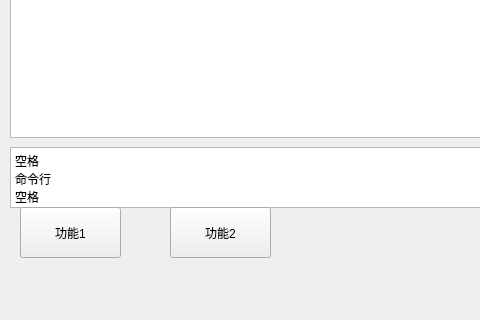
The window that easyssh/pagecmd.ui (orange2c/easyssh) describes before a commit, drawn with Qt 5; both pictures show x 0 to 480 and y 143 to 463 of the 1175 by 463 pixel window.
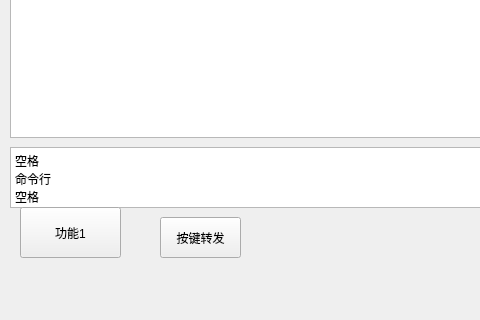
The same window after the commit.

Commit message: 发现vim操作时存在的逻辑问题，保存，准备优化

The edit to the form file:
```diff
--- a/easyssh/pagecmd.ui
+++ b/easyssh/pagecmd.ui
@@ -43,14 +43,14 @@
    <widget class="QPushButton" name="Button2">
     <property name="geometry">
      <rect>
-      <x>170</x>
-      <y>350</y>
-      <width>101</width>
-      <height>51</height>
+      <x>160</x>
+      <y>360</y>
+      <width>81</width>
+      <height>41</height>
      </rect>
     </property>
     <property name="text">
-     <string>功能2</string>
+     <string>按键转发</string>
     </property>
    </widget>
    <widget class="QTextEdit" name="Edit_write">
```
Left out of the diff: 3 changed lines with no effect on the pictures. The commit also changes 1 other file.
